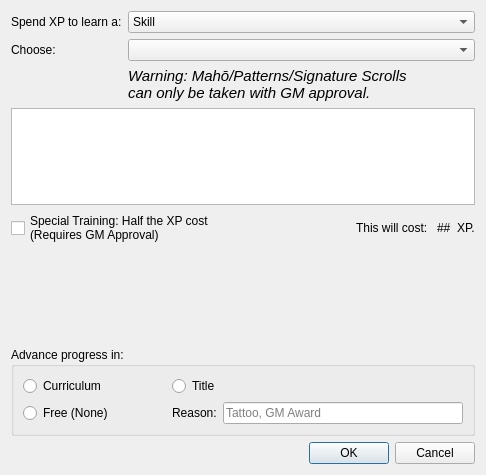
Before: the Qt Designer form PaperBlossoms/ui/addadvancedialog.ui in dashnine/PaperBlossoms, drawn with Qt 5.
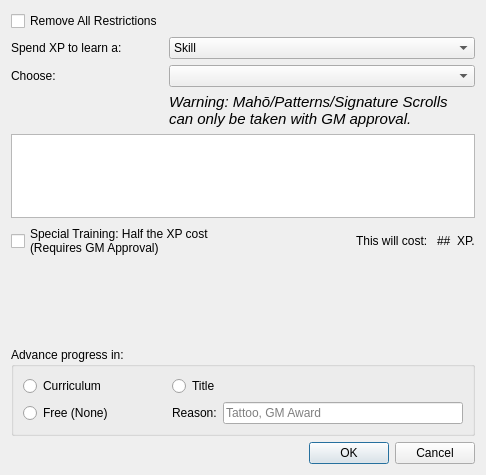
After: the same form once the commit is applied.

Commit message: Add checkbox to remove all restrictions when selecting advances

```diff
--- a/PaperBlossoms/ui/addadvancedialog.ui
+++ b/PaperBlossoms/ui/addadvancedialog.ui
@@ -25,14 +25,14 @@
      <property name="sizeConstraint">
       <enum>QLayout::SetMinimumSize</enum>
      </property>
-     <item row="0" column="0">
+     <item row="2" column="0">
       <widget class="QLabel" name="label">
        <property name="text">
         <string>Spend XP to learn a:</string>
        </property>
       </widget>
      </item>
-     <item row="0" column="1">
+     <item row="2" column="1">
       <widget class="QComboBox" name="advtype">
        <item>
         <property name="text">
@@ -51,17 +51,17 @@
        </item>
       </widget>
      </item>
-     <item row="2" column="0">
+     <item row="4" column="0">
       <widget class="QLabel" name="label_2">
        <property name="text">
         <string>Choose:</string>
        </property>
       </widget>
      </item>
-     <item row="2" column="1">
+     <item row="4" column="1">
       <widget class="QComboBox" name="advchooser_combobox"/>
      </item>
-     <item row="3" column="1">
+     <item row="5" column="1">
       <widget class="QLabel" name="maho_label">
        <property name="font">
         <font>
@@ -75,6 +75,13 @@
        </property>
       </widget>
      </item>
+     <item row="1" column="0">
+      <widget class="QCheckBox" name="restrictioncheckBox">
+       <property name="text">
+        <string>Remove All Restrictions</string>
+       </property>
+      </widget>
+     </item>
     </layout>
    </item>
    <item>
```
The commit also changes 5 other files.
